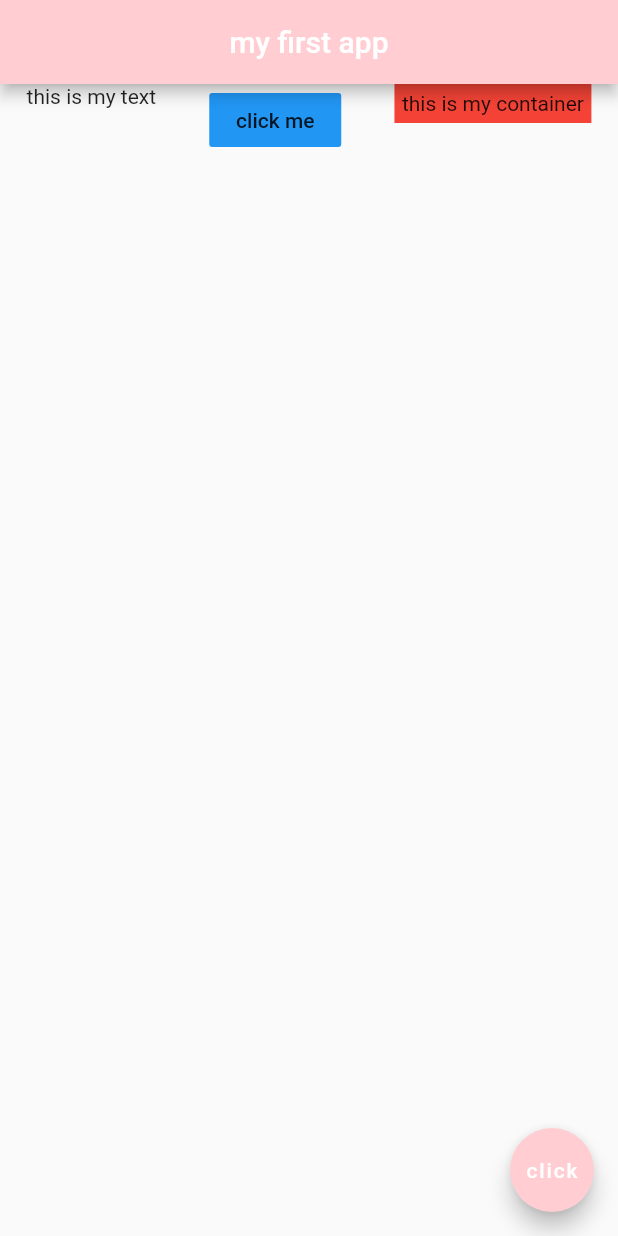
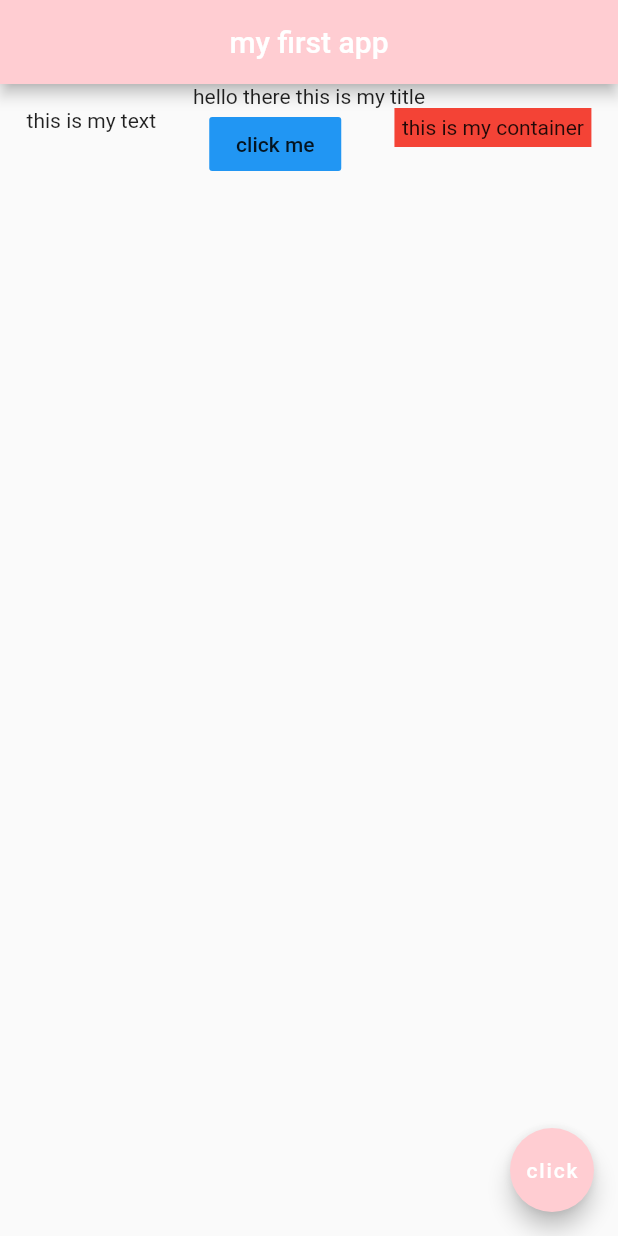
Before and after one commit to hafidid-baha/flutter-tuto, a Flutter app: the screen it shows after launch, on a phone screen of 412 x 824 dp. Run offline on Flutter 3.47's test engine with Material 2 defaults, Android fonts, the phone set to English and light mode, and no system bars.

Commit message:
using colums in flutter

```diff
--- a/flutter_app/lib/main.dart
+++ b/flutter_app/lib/main.dart
@@ -1,3 +1,4 @@
+import 'package:flutter/cupertino.dart';
 import 'package:flutter/material.dart';
 
 void main() => runApp(MaterialApp(
@@ -13,7 +14,18 @@ class Home extends StatelessWidget {
         centerTitle: true,
         backgroundColor: Colors.red[100],
       ),
-      body: Row(
+      body: Column(
+        mainAxisAlignment: MainAxisAlignment.start,
+        crossAxisAlignment: CrossAxisAlignment.center,
+        children: <Widget>[
+          Row(
+            mainAxisAlignment: MainAxisAlignment.center,
+            crossAxisAlignment: CrossAxisAlignment.center,
+            children: <Widget>[
+              Text("hello there this is my title"),
+            ],
+          ),
+          Row(
             mainAxisAlignment: MainAxisAlignment.spaceAround,
             crossAxisAlignment: CrossAxisAlignment.start,
             children: <Widget>[
@@ -30,6 +42,8 @@ class Home extends StatelessWidget {
               )
             ],
           ),
+        ],
+      ),
       floatingActionButton: FloatingActionButton(
         onPressed: ()=>{},
         child: Text("click"),
```
Lines whose indentation alone changed are shown as unchanged.
